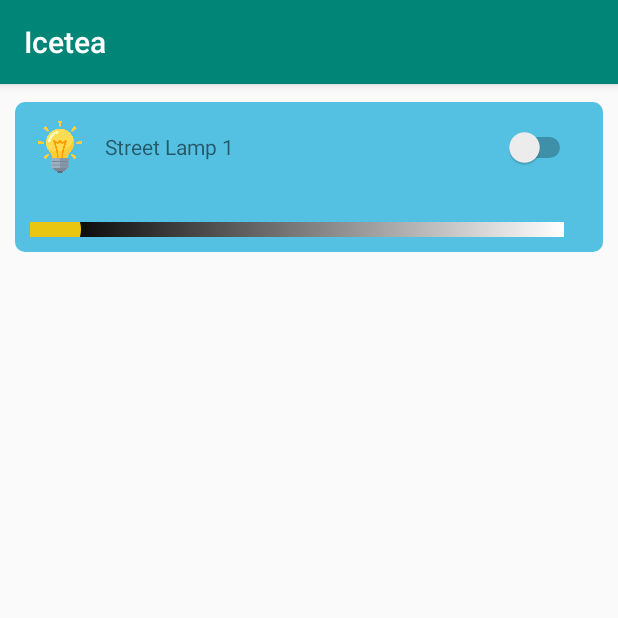
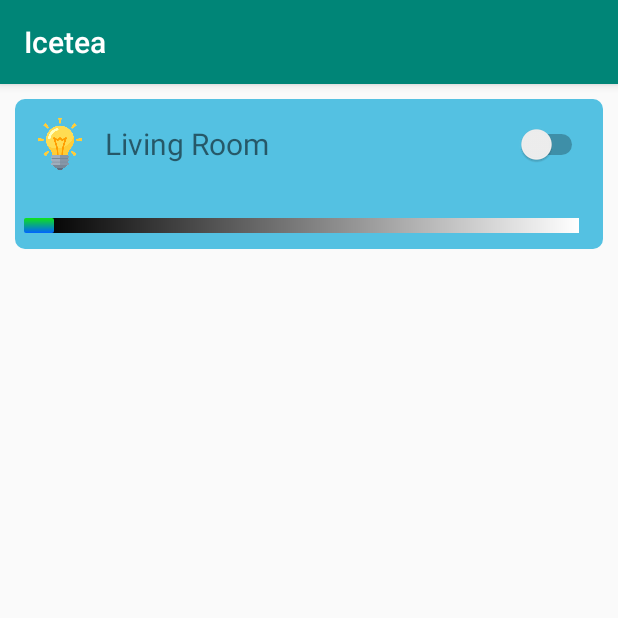
Before and after one commit to rohsins/icetea, an Android app: the Lights screen opened directly, with no data from a screen before it, on a phone screen of 412 x 824 dp, the top half of it. Run offline under Robolectric (Android 15) with nearby library versions, the phone set to English and light mode, and no system bars.

Commit message:
view okay

```diff
--- a/app/src/main/java/com/rohsins/icetea/ImageAdapter.kt
+++ b/app/src/main/java/com/rohsins/icetea/ImageAdapter.kt
@@ -1,7 +1,6 @@
 package com.rohsins.icetea
 
 import android.content.Context
-import android.util.Log
 import android.view.View
 import android.view.ViewGroup
 import android.widget.BaseAdapter
@@ -28,7 +27,7 @@ class ImageAdapter(private val mContext: Context): BaseAdapter() {
         if (convertView == null) {
             imageView = ImageView(mContext)
             imageView.adjustViewBounds = true
-            imageView.setBackgroundResource(R.drawable.button_style)
+            imageView.setBackgroundResource(R.drawable.grid_view)
         } else {
             imageView = convertView as ImageView
         }
--- a/app/src/main/res/drawable/button_style.xml
+++ /dev/null
@@ -1,83 +0,0 @@
-<?xml version="1.0" encoding="utf-8"?>
-<selector xmlns:android="http://schemas.android.com/apk/res/android">
-  <item android:state_pressed="true" >
-    <shape>
-      <solid
-          android:color="#ff0feb14" />
-      <stroke
-          android:width="1dp"
-          android:color="#C7C4C4" />
-      <corners
-          android:radius="6dp" />
-      <padding
-          android:left="10dp"
-          android:top="10dp"
-          android:right="10dp"
-          android:bottom="10dp" />
-    </shape>
-  </item>
-  <item>
-    <shape>
-      <gradient
-          android:startColor="#ffffff"
-          android:endColor="#ffffff"
-          android:angle="270" />
-      <stroke
-          android:width="1dp"
-          android:color="#C7C4C4" />
-      <corners
-          android:radius="6dp" />
-      <padding
-          android:left="10dp"
-          android:top="10dp"
-          android:right="10dp"
-          android:bottom="10dp" />
-    </shape>
-  </item>
-</selector>
-
-
-
-<!--
-
-
-<?xml version="1.0" encoding="utf-8" ?>
-<selector xmlns:android="http://schemas.android.com/apk/res/android">
-  <item android:state_pressed="true" >
-    <shape>
-      <solid
-          android:color="#0D80EB" />
-      <stroke
-          android:width="1dp"
-          android:color="#992f2f" />
-      <corners
-          android:radius="6dp" />
-      <padding
-          android:left="10dp"
-          android:top="10dp"
-          android:right="10dp"
-          android:bottom="10dp" />
-    </shape>
-  </item>
-  <item>
-    <shape>
-      <gradient
-          android:startColor="#12D71F"
-          android:endColor="#12D71F"
-          android:angle="270" />
-      <stroke
-          android:width="1dp"
-          android:color="#992f2f" />
-      <corners
-          android:radius="6dp" />
-      <padding
-          android:left="10dp"
-          android:top="10dp"
-          android:right="10dp"
-          android:bottom="10dp" />
-    </shape>
-  </item>
-</selector>
-
-
- -->
--- /dev/null
+++ b/app/src/main/res/drawable/grid_view.xml
@@ -0,0 +1,37 @@
+<?xml version="1.0" encoding="utf-8"?>
+<selector xmlns:android="http://schemas.android.com/apk/res/android">
+  <item android:state_pressed="true" >
+    <shape>
+      <solid
+          android:color="#ff0feb14" />
+      <stroke
+          android:width="1dp"
+          android:color="#C7C4C4" />
+      <corners
+          android:radius="6dp" />
+      <padding
+          android:left="10dp"
+          android:top="10dp"
+          android:right="10dp"
+          android:bottom="10dp" />
+    </shape>
+  </item>
+  <item>
+    <shape>
+      <gradient
+          android:startColor="#ffffff"
+          android:endColor="#ffffff"
+          android:angle="270" />
+      <stroke
+          android:width="1dp"
+          android:color="#C7C4C4" />
+      <corners
+          android:radius="6dp" />
+      <padding
+          android:left="10dp"
+          android:top="10dp"
+          android:right="10dp"
+          android:bottom="10dp" />
+    </shape>
+  </item>
+</selector>
--- a/app/src/main/res/drawable/light_seekbar.xml
+++ b/app/src/main/res/drawable/light_seekbar.xml
@@ -2,7 +2,4 @@
     <item
         android:id="@android:id/background"
         android:drawable="@drawable/seekbar_filler" />
-    <item android:id="@android:id/progress">
-        <clip android:drawable="@drawable/seekbar_filler" />
-    </item>
 </layer-list>
--- a/app/src/main/res/drawable/light_thumb.xml
+++ b/app/src/main/res/drawable/light_thumb.xml
@@ -1,10 +1,12 @@
 <shape xmlns:android="http://schemas.android.com/apk/res/android"
-       android:shape="oval" >
+       android:shape="rectangle" >
     <gradient
-        android:angle="270"
-        android:endColor="#EBC610"
-        android:startColor="#EBC610" />
+        android:angle="90"
+        android:endColor="#10E219"
+        android:startColor="#0064FF" />
     <size
-        android:height="35dp"
-        android:width="35dp" />
+        android:height="10dp"
+        android:width="20dp" />
+    <corners
+        android:radius="1dp" />
 </shape>
--- /dev/null
+++ b/app/src/main/res/drawable/light_view.xml
@@ -0,0 +1,12 @@
+<?xml version="1.0" encoding="utf-8"?>
+<selector xmlns:android="http://schemas.android.com/apk/res/android">
+    <item>
+        <shape>
+            <stroke
+                    android:width="1dp"
+                    android:color="#C7C4C4" />
+            <corners
+                    android:radius="6dp" />
+        </shape>
+    </item>
+</selector>
--- a/app/src/main/res/layout/activity_lights.xml
+++ b/app/src/main/res/layout/activity_lights.xml
@@ -7,43 +7,50 @@
         android:layout_height="match_parent"
         tools:context=".Lights">
 
-    <LinearLayout android:layout_width="match_parent" android:layout_height="match_parent" android:orientation="vertical">
+    <LinearLayout android:layout_width="match_parent"
+                  android:layout_height="match_parent"
+                  android:orientation="vertical">
 
-        <LinearLayout android:layout_width="match_parent" android:layout_height="2dp"></LinearLayout>
-
-        <LinearLayout android:layout_height="100dp" android:layout_width="match_parent"
+        <LinearLayout android:layout_height="100dp"
+                      android:layout_width="match_parent"
                       android:orientation="vertical"
-                      android:background="@drawable/button_style"
+                      android:background="@drawable/light_view"
                       android:layout_margin="10dp"
                       android:backgroundTint="#54C1E2">
 
             <LinearLayout
                     android:layout_width="match_parent"
                     android:layout_height="wrap_content"
+                    android:layout_margin="10dp"
                     android:orientation="horizontal">
 
                 <ImageView
                         android:layout_width="40dp"
                         android:layout_height="40dp"
-                        android:background="@drawable/lights"/>
+                        android:background="@drawable/lights"
+                        android:layout_weight="1"/>
 
-                <TextView android:layout_width="wrap_content" android:layout_height="wrap_content"
-                          android:layout_marginLeft="10dp"
-                          android:text="Street Lamp 1" />
+                <TextView android:layout_width="wrap_content"
+                          android:layout_height="wrap_content"
+                          android:layout_marginStart="10dp"
+                          android:layout_weight="979"
+                          android:layout_gravity="center"
+                          android:textSize="20dp"
+                          android:text="Living Room" />
 
                 <Switch
                         android:layout_width="wrap_content"
                         android:layout_height="40dp"
-                        android:layout_marginLeft="180dp" />
+                        android:layout_weight="20" />
 
             </LinearLayout>
 
             <SeekBar android:layout_width="match_parent"
-                     android:layout_height="wrap_content"
+                     android:layout_height="10dp"
                      android:id="@+id/light_seekbar"
                      android:max="100"
                      android:splitTrack="false"
-                     android:layout_marginTop="30dp"
+                     android:layout_marginTop="19dp"
                      android:thumb="@drawable/light_thumb"
                      android:progressDrawable="@drawable/light_seekbar"/>
 
```
